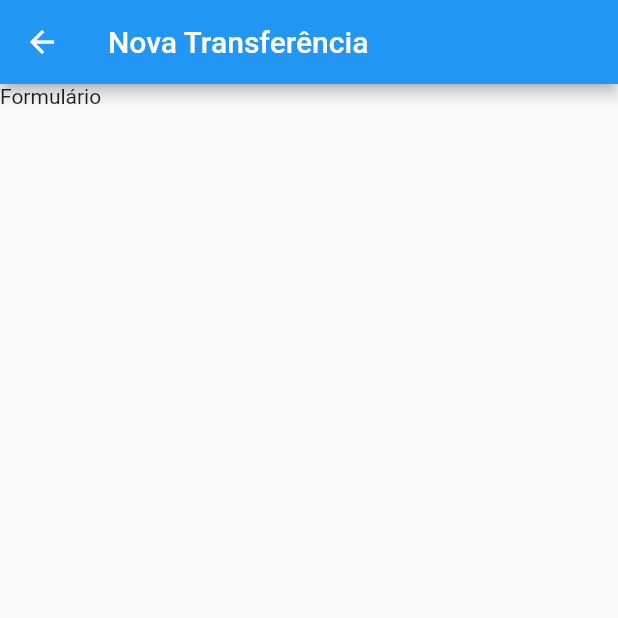
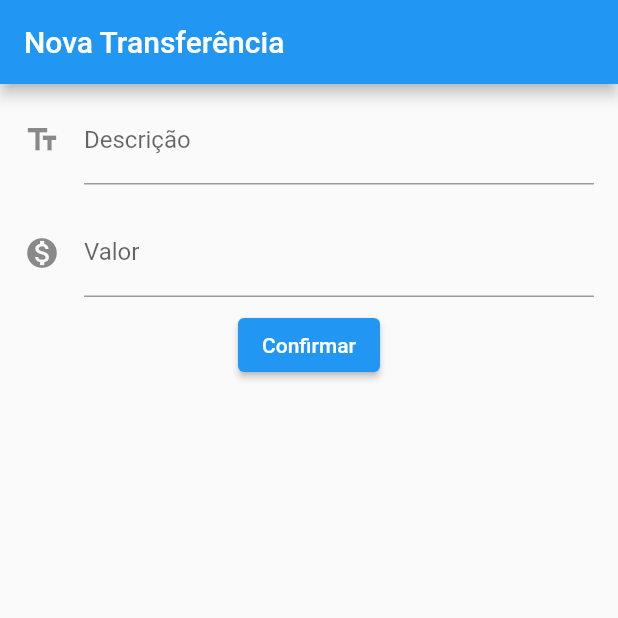
Before and after one commit to danguimaraes86/alura-flutter-bytebank, a Flutter app: the FormularioTransferencia screen opened directly, on a phone screen of 412 x 824 dp, the top half of it. Run offline on Flutter 3.47's test engine with Material 2 defaults, Android fonts, the phone set to English and light mode, and no system bars.

Commit message:
add: form design

```diff
--- a/lib/formulario_transferencia.dart
+++ b/lib/formulario_transferencia.dart
@@ -6,11 +6,39 @@ class FormularioTransferencia extends StatelessWidget {
   @override
   Widget build(BuildContext context) {
     return Scaffold(
-        appBar: AppBar(
-          title: const Text('Nova Transferência'),
-        ),
-        body: Container(
-          child: Text('Formulário'),
-        ));
+      appBar: AppBar(
+        title: const Text('Nova Transferência'),
+      ),
+      body: Column(
+        children: [
+          const Padding(
+            padding: EdgeInsets.symmetric(vertical: 8.0, horizontal: 16.0),
+            child: TextField(
+              decoration: InputDecoration(
+                icon: Icon(Icons.text_fields),
+                labelText: 'Descrição',
+                hintText: 'Insira uma descrição',
+              ),
+              keyboardType: TextInputType.text,
+            ),
+          ),
+          const Padding(
+            padding: EdgeInsets.symmetric(vertical: 8.0, horizontal: 16.0),
+            child: TextField(
+              decoration: InputDecoration(
+                icon: Icon(Icons.monetization_on),
+                labelText: 'Valor',
+                hintText: 'Insira o valor. Ex.: 0.00',
+              ),
+              keyboardType: TextInputType.number,
+            ),
+          ),
+          ElevatedButton(
+            onPressed: () {},
+            child: const Text('Confirmar'),
+          ),
+        ],
+      ),
+    );
   }
 }
--- a/lib/main.dart
+++ b/lib/main.dart
@@ -10,9 +10,9 @@ class Bytebank extends StatelessWidget {
 
   @override
   Widget build(BuildContext context) {
-    return MaterialApp(
+    return const MaterialApp(
       title: 'Flutter Demo',
-      home: ListaDeTransferencias(),
+      home: FormularioTransferencia(),
       debugShowCheckedModeBanner: false,
     );
   }
```
